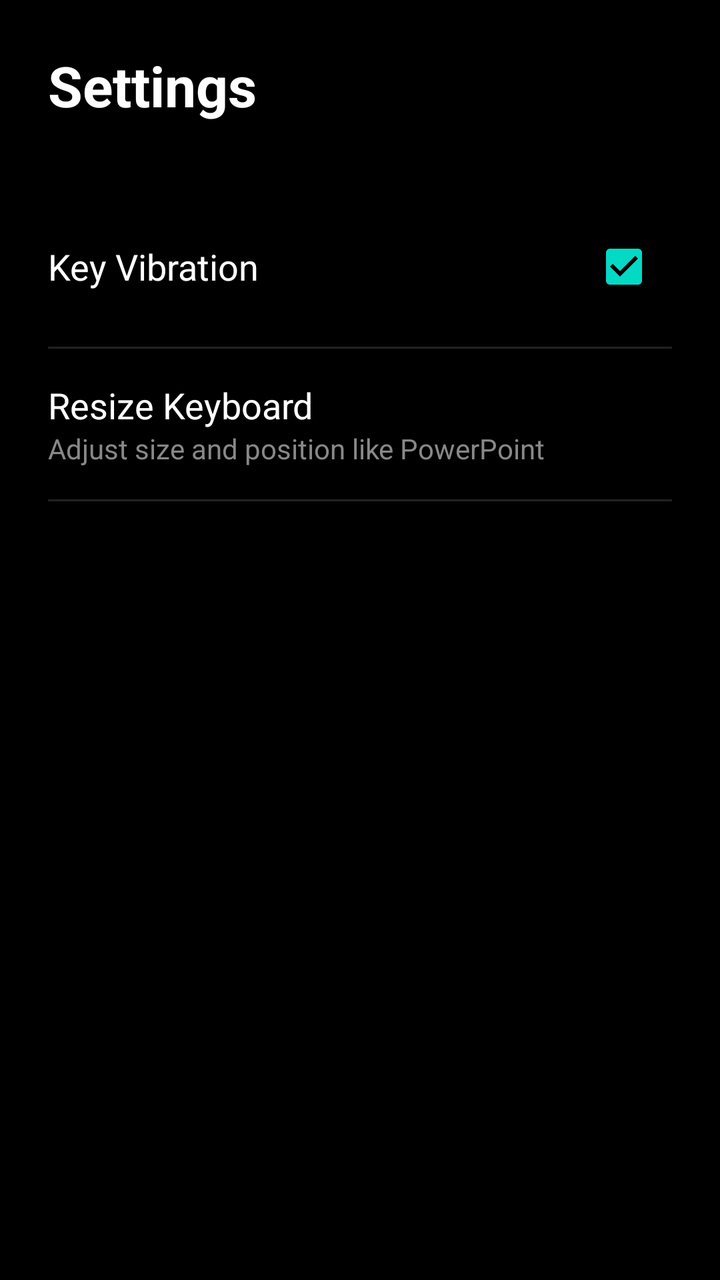
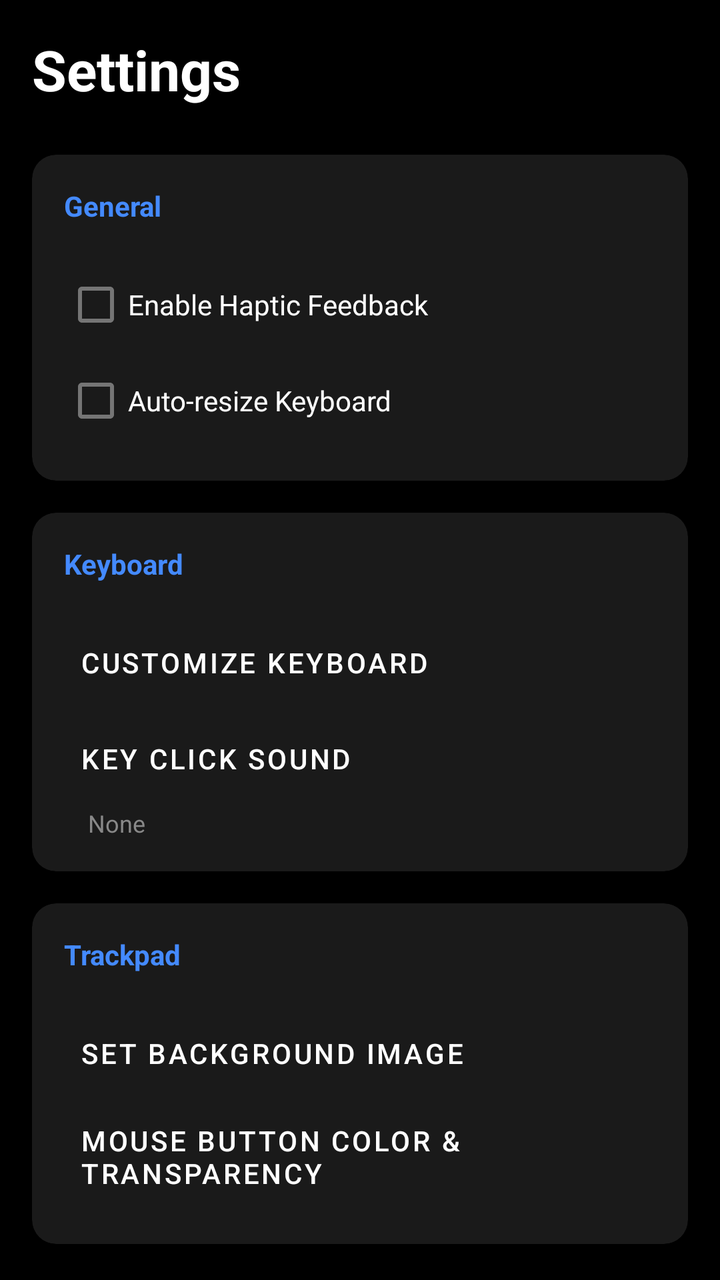

Screens rendered from an Android XML layout before and after an edit, with the pre-edit source and the edit as a unified diff.
<!-- AndroidManifest.xml: application theme Theme.KeyLink -->
<!-- res/layout/activity_settings.xml -->
<?xml version="1.0" encoding="utf-8"?>
<LinearLayout xmlns:android="http://schemas.android.com/apk/res/android"
    android:layout_width="match_parent"
    android:layout_height="match_parent"
    android:orientation="vertical"
    android:background="#000000"
    android:padding="24dp">

    <TextView
        android:layout_width="wrap_content"
        android:layout_height="wrap_content"
        android:text="Settings"
        android:textColor="#FFFFFF"
        android:textSize="28sp"
        android:textStyle="bold"
        android:layout_marginBottom="32dp"/>

    <LinearLayout
        android:layout_width="match_parent"
        android:layout_height="wrap_content"
        android:orientation="horizontal"
        android:gravity="center_vertical"
        android:paddingVertical="16dp">
        <TextView
            android:layout_width="0dp"
            android:layout_height="wrap_content"
            android:layout_weight="1"
            android:text="Key Vibration"
            android:textColor="#FFFFFF"
            android:textSize="18sp"/>
        <CheckBox
            android:id="@+id/cbVibration"
            android:layout_width="wrap_content"
            android:layout_height="wrap_content"
            android:checked="true"/>
    </LinearLayout>

    <View android:layout_width="match_parent" android:layout_height="1dp" android:background="#222222"/>

    <LinearLayout
        android:id="@+id/btnResizeKeyboard"
        android:layout_width="match_parent"
        android:layout_height="wrap_content"
        android:orientation="vertical"
        android:paddingVertical="16dp"
        android:clickable="true"
        android:focusable="true"
        android:background="?android:attr/selectableItemBackground">
        <TextView
            android:layout_width="wrap_content"
            android:layout_height="wrap_content"
            android:text="Resize Keyboard"
            android:textColor="#FFFFFF"
            android:textSize="18sp"/>
        <TextView
            android:layout_width="wrap_content"
            android:layout_height="wrap_content"
            android:text="Adjust size and position like PowerPoint"
            android:textColor="#888888"
            android:textSize="14sp"/>
    </LinearLayout>

    <View android:layout_width="match_parent" android:layout_height="1dp" android:background="#222222"/>

</LinearLayout>
<!-- resources referenced by this layout -->
<resources>
  <style name="Theme.KeyLink" parent="Theme.MaterialComponents.DayNight.NoActionBar">
          
          <item name="colorPrimary">@color/purple_500</item>
          <item name="colorPrimaryVariant">@color/purple_700</item>
          <item name="colorOnPrimary">@color/white</item>
          
          <item name="colorSecondary">@color/teal_200</item>
          <item name="colorSecondaryVariant">@color/teal_700</item>
          <item name="colorOnSecondary">@color/black</item>
          
          <item name="android:statusBarColor">#000000</item>
          
          <item name="android:windowFullscreen">true</item>
          <item name="android:windowContentOverlay">@null</item>
      </style>
  <color name="purple_500">#FF6200EE</color>
  <color name="purple_700">#FF3700B3</color>
  <color name="white">#FFFFFFFF</color>
  <color name="teal_200">#FF03DAC5</color>
  <color name="teal_700">#FF018786</color>
  <color name="black">#FF000000</color>
</resources>

<!-- the commit's change to res/layout/activity_settings.xml (unified diff, before → after) -->
@@ -1,65 +1,161 @@
 <?xml version="1.0" encoding="utf-8"?>
-<LinearLayout xmlns:android="http://schemas.android.com/apk/res/android"
+<androidx.core.widget.NestedScrollView xmlns:android="http://schemas.android.com/apk/res/android"
+    xmlns:app="http://schemas.android.com/apk/res-auto"
     android:layout_width="match_parent"
     android:layout_height="match_parent"
-    android:orientation="vertical"
-    android:background="#000000"
-    android:padding="24dp">
-
-    <TextView
-        android:layout_width="wrap_content"
-        android:layout_height="wrap_content"
-        android:text="Settings"
-        android:textColor="#FFFFFF"
-        android:textSize="28sp"
-        android:textStyle="bold"
-        android:layout_marginBottom="32dp"/>
+    android:background="#000000">
 
     <LinearLayout
         android:layout_width="match_parent"
         android:layout_height="wrap_content"
-        android:orientation="horizontal"
-        android:gravity="center_vertical"
-        android:paddingVertical="16dp">
-        <TextView
-            android:layout_width="0dp"
-            android:layout_height="wrap_content"
-            android:layout_weight="1"
-            android:text="Key Vibration"
-            android:textColor="#FFFFFF"
-            android:textSize="18sp"/>
-        <CheckBox
-            android:id="@+id/cbVibration"
-            android:layout_width="wrap_content"
-            android:layout_height="wrap_content"
-            android:checked="true"/>
-    </LinearLayout>
+        android:orientation="vertical"
+        android:padding="16dp">
 
-    <View android:layout_width="match_parent" android:layout_height="1dp" android:background="#222222"/>
-
-    <LinearLayout
-        android:id="@+id/btnResizeKeyboard"
-        android:layout_width="match_parent"
-        android:layout_height="wrap_content"
-        android:orientation="vertical"
-        android:paddingVertical="16dp"
-        android:clickable="true"
-        android:focusable="true"
-        android:background="?android:attr/selectableItemBackground">
         <TextView
             android:layout_width="wrap_content"
             android:layout_height="wrap_content"
-            android:text="Resize Keyboard"
+            android:layout_marginBottom="24dp"
+            android:text="Settings"
             android:textColor="#FFFFFF"
-            android:textSize="18sp"/>
-        <TextView
-            android:layout_width="wrap_content"
+            android:textSize="28sp"
+            android:textStyle="bold" />
+
+        
+        <com.google.android.material.card.MaterialCardView
+            android:layout_width="match_parent"
             android:layout_height="wrap_content"
-            android:text="Adjust size and position like PowerPoint"
-            android:textColor="#888888"
-            android:textSize="14sp"/>
+            android:layout_marginBottom="16dp"
+            app:cardBackgroundColor="#1A1A1A"
+            app:cardCornerRadius="12dp"
+            app:strokeWidth="0dp">
+
+            <LinearLayout
+                android:layout_width="match_parent"
+                android:layout_height="wrap_content"
+                android:orientation="vertical"
+                android:padding="16dp">
+
+                <TextView
+                    android:layout_width="wrap_content"
+                    android:layout_height="wrap_content"
+                    android:layout_marginBottom="16dp"
+                    android:text="General"
+                    android:textColor="#448AFF"
+                    android:textStyle="bold" />
+
+                <CheckBox
+                    android:id="@+id/cbVibration"
+                    android:layout_width="match_parent"
+                    android:layout_height="wrap_content"
+                    android:text="Enable Haptic Feedback"
+                    android:textColor="#FFFFFF" />
+
+                <CheckBox
+                    android:id="@+id/cbAutoResize"
+                    android:layout_width="match_parent"
+                    android:layout_height="wrap_content"
+                    android:text="Auto-resize Keyboard"
+                    android:textColor="#FFFFFF" />
+
+            </LinearLayout>
+        </com.google.android.material.card.MaterialCardView>
+
+        
+        <com.google.android.material.card.MaterialCardView
+            android:layout_width="match_parent"
+            android:layout_height="wrap_content"
+            android:layout_marginBottom="16dp"
+            app:cardBackgroundColor="#1A1A1A"
+            app:cardCornerRadius="12dp"
+            app:strokeWidth="0dp">
+
+            <LinearLayout
+                android:layout_width="match_parent"
+                android:layout_height="wrap_content"
+                android:orientation="vertical"
+                android:padding="16dp">
+
+                <TextView
+                    android:layout_width="wrap_content"
+                    android:layout_height="wrap_content"
+                    android:layout_marginBottom="16dp"
+                    android:text="Keyboard"
+                    android:textColor="#448AFF"
+                    android:textStyle="bold" />
+
+                <Button
+                    android:id="@+id/btnCustomizeKeyboard"
+                    style="@style/Widget.MaterialComponents.Button.TextButton"
+                    android:layout_width="match_parent"
+                    android:layout_height="wrap_content"
+                    android:text="Customize Keyboard"
+                    android:textAlignment="viewStart"
+                    android:textColor="#FFFFFF" />
+
+                <Button
+                    android:id="@+id/btnSelectSound"
+                    style="@style/Widget.MaterialComponents.Button.TextButton"
+                    android:layout_width="match_parent"
+                    android:layout_height="wrap_content"
+                    android:text="Key Click Sound"
+                    android:textAlignment="viewStart"
+                    android:textColor="#FFFFFF" />
+
+                <TextView
+                    android:id="@+id/tvSelectedSound"
+                    android:layout_width="match_parent"
+                    android:layout_height="wrap_content"
+                    android:layout_marginStart="12dp"
+                    android:text="None"
+                    android:textColor="#888888"
+                    android:textSize="12sp" />
+
+            </LinearLayout>
+        </com.google.android.material.card.MaterialCardView>
+
+        
+        <com.google.android.material.card.MaterialCardView
+            android:layout_width="match_parent"
+            android:layout_height="wrap_content"
+            android:layout_marginBottom="16dp"
+            app:cardBackgroundColor="#1A1A1A"
+            app:cardCornerRadius="12dp"
+            app:strokeWidth="0dp">
+
+            <LinearLayout
+                android:layout_width="match_parent"
+                android:layout_height="wrap_content"
+                android:orientation="vertical"
+                android:padding="16dp">
+
+                <TextView
+                    android:layout_width="wrap_content"
+                    android:layout_height="wrap_content"
+                    android:layout_marginBottom="16dp"
+                    android:text="Trackpad"
+                    android:textColor="#448AFF"
+                    android:textStyle="bold" />
+
+                <Button
+                    android:id="@+id/btnTrackpadBg"
+                    style="@style/Widget.MaterialComponents.Button.TextButton"
+                    android:layout_width="match_parent"
+                    android:layout_height="wrap_content"
+                    android:text="Set Background Image"
+                    android:textAlignment="viewStart"
+                    android:textColor="#FFFFFF" />
+
+                <Button
+                    android:id="@+id/btnMouseButtonSettings"
+                    style="@style/Widget.MaterialComponents.Button.TextButton"
+                    android:layout_width="match_parent"
+                    android:layout_height="wrap_content"
+                    android:text="Mouse Button Color &amp; Transparency"
+                    android:textAlignment="viewStart"
+                    android:textColor="#FFFFFF" />
+
+            </LinearLayout>
+        </com.google.android.material.card.MaterialCardView>
+
     </LinearLayout>
-
-    <View android:layout_width="match_parent" android:layout_height="1dp" android:background="#222222"/>
-
-</LinearLayout>
+</androidx.core.widget.NestedScrollView>
